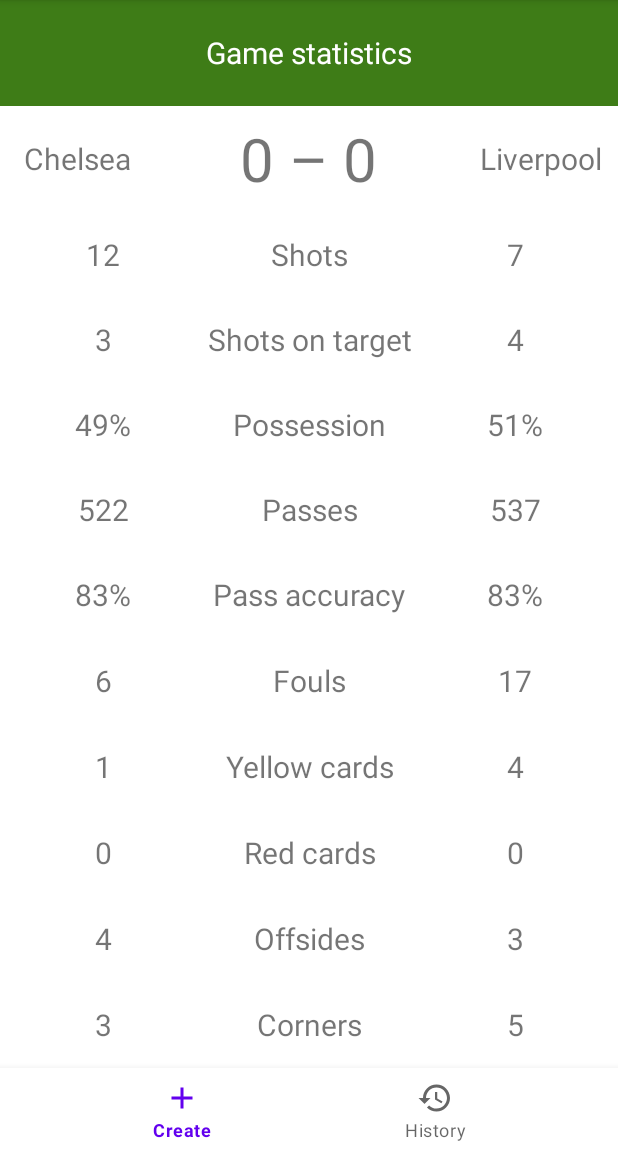
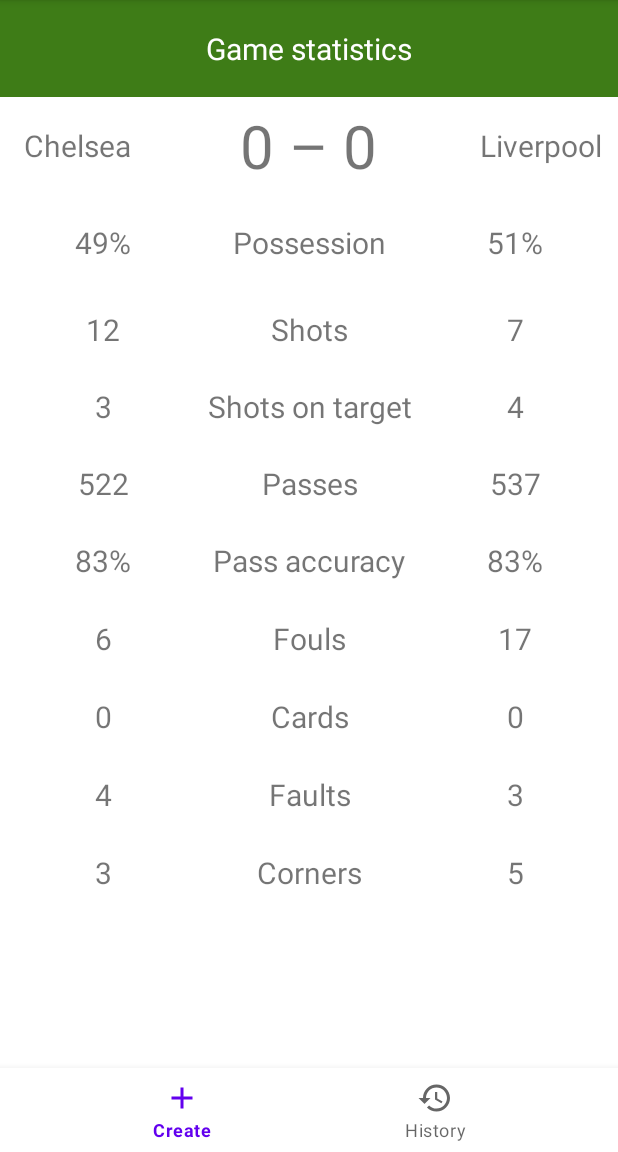
Before and after one commit to AntoninLmp/Football-Tracker, an Android app: the GameDetailsActivity screen opened directly, with no data from a screen before it, on a phone screen of 412 x 824 dp, the part 84-1236 px from its top. Run offline under Robolectric (Android 15) with nearby library versions, the phone set to English and light mode, and no system bars; Roboto replaces fonts that are not available here.

Commit message:
Transfer info Inside match details

```diff
--- a/app/src/main/java/fr/android/footballtracker/CustomAdapter.java
+++ b/app/src/main/java/fr/android/footballtracker/CustomAdapter.java
@@ -17,13 +17,14 @@ import java.util.logging.Handler;
 
 public class CustomAdapter extends RecyclerView.Adapter<CustomAdapter.MyViewHolder> {
     private Context context;
-    private ArrayList Team1, Team2, Score;
+    private ArrayList Team1, Team2, Score, id;
 
-    CustomAdapter(Context context, ArrayList Team1,ArrayList Team2, ArrayList Score){
+    CustomAdapter(Context context, ArrayList Team1,ArrayList Team2, ArrayList Score, ArrayList id){
         this.context = context;
         this.Team1 = Team1;
         this.Team2 = Team2;
         this.Score = Score;
+        this.id = id;
     }
     @NonNull
     @Override
@@ -40,6 +41,7 @@ public class CustomAdapter extends RecyclerView.Adapter<CustomAdapter.MyViewHold
         holder.Score.setText(String.valueOf(Score.get(position)));
         holder.mainLayout.setOnClickListener(view -> {
             Intent details = new Intent(context, GameDetailsActivity.class);
+            details.putExtra("id", String.valueOf(id.get(position)));
             context.startActivity(details);
         });
     }
--- a/app/src/main/java/fr/android/footballtracker/GameDetailsActivity.java
+++ b/app/src/main/java/fr/android/footballtracker/GameDetailsActivity.java
@@ -2,24 +2,58 @@ package fr.android.footballtracker;
 
 import android.annotation.SuppressLint;
 import android.content.Intent;
+import android.database.Cursor;
 import android.os.Bundle;
 import android.os.Handler;
+import android.widget.TextView;
+import android.widget.Toast;
 
 import androidx.appcompat.app.AppCompatActivity;
 
 import com.google.android.material.bottomnavigation.BottomNavigationView;
 
+import java.util.ArrayList;
+
 public class GameDetailsActivity extends AppCompatActivity {
 
     BottomNavigationView bottomNavigationView;
     Handler handler;
+    TextView name1, score, statPossession1, statShot1, statShotOnTarget1, statPasses1, statCards1, statFault1, statCorner1;
+    TextView name2, statPossession2, statShot2, statShotOnTarget2, statPasses2, statCards2, statFault2, statCorner2;
+    MyDataBaseHelper myDB;
+    private String idMatch;
     @SuppressLint("MissingInflatedId")
     @Override
     protected void onCreate(Bundle savedInstanceState) {
         super.onCreate(savedInstanceState);
         setContentView(R.layout.activity_game_details);
         bottomNavigationView = findViewById(R.id.bottomNavMenu);
+        score = findViewById(R.id.scoreMatch);
+
+        // First Team
+        name1 = findViewById(R.id.name1);
+        statPossession1 = findViewById(R.id.statPossession1);
+        statShot1 = findViewById(R.id.statShots1);
+        statShotOnTarget1 = findViewById(R.id.statShotOnTarget1);
+        statPasses1 = findViewById(R.id.statPasses1);
+        statCards1 = findViewById(R.id.statCards1);
+        statFault1 = findViewById(R.id.statFault1);
+        statCorner1 = findViewById(R.id.statCorner1);
+
+        // Second Team
+        name2 = findViewById(R.id.name2);
+        statPossession2 = findViewById(R.id.statPossession2);
+        statShot2 = findViewById(R.id.statShots2);
+        statShotOnTarget2 = findViewById(R.id.statShotOnTarget2);
+        statPasses2 = findViewById(R.id.statPasses2);
+        statCards2 = findViewById(R.id.statCards2);
+        statFault2 = findViewById(R.id.statFault2);
+        statCorner2 = findViewById(R.id.statCorner2);
+
+
         handler = new Handler();
+
+        myDB = new MyDataBaseHelper(GameDetailsActivity.this);
 
         bottomNavigationView.setOnItemSelectedListener(item -> {
             int id = item.getItemId();
@@ -36,5 +70,45 @@ public class GameDetailsActivity extends AppCompatActivity {
             }
             return true;
         });
+        getIntentData();
+    }
+
+    void getIntentData(){
+        if(getIntent().hasExtra("id")){
+            idMatch = getIntent().getStringExtra("id");
+            storeDataInArray(idMatch);
+        }else{
+            Toast.makeText(this, "No data", Toast.LENGTH_SHORT).show();
+        }
+    }
+    void storeDataInArray (String id){
+        // Get all row store in our table matchs
+        Cursor cursor = myDB.readMatchId(id);
+        if (cursor.getCount() == 0){
+            Toast.makeText(this, "No data", Toast.LENGTH_SHORT).show();
+        }else{
+            // We get juste the important informations
+            while(cursor.moveToNext()){
+                score.setText(cursor.getString(2) + "-" +cursor.getString(12));
+
+                name1.setText(cursor.getString(1));
+                statPossession1.setText(cursor.getString(3));
+                statShot1.setText(cursor.getString(4));
+                statShotOnTarget1.setText(cursor.getString(5));
+                statPasses1.setText(cursor.getString(6));
+                statCards1.setText(cursor.getString(7));
+                statFault1.setText(cursor.getString(9));
+                statCorner1.setText(cursor.getString(10));
+
+                name2.setText(cursor.getString(11));
+                statPossession2.setText(cursor.getString(13));
+                statShot2.setText(cursor.getString(14));
+                statShotOnTarget2.setText(cursor.getString(15));
+                statPasses2.setText(cursor.getString(16));
+                statCards2.setText(cursor.getString(17));
+                statFault2.setText(cursor.getString(19));
+                statCorner2.setText(cursor.getString(20));
+            }
+        }
     }
 }
--- a/app/src/main/java/fr/android/footballtracker/History.java
+++ b/app/src/main/java/fr/android/footballtracker/History.java
@@ -24,7 +24,7 @@ public class History extends AppCompatActivity {
     BottomNavigationView bottomNavigationView;
     Handler handler;
     MyDataBaseHelper myDB;
-    ArrayList teamName1, teamName2, score;
+    ArrayList teamName1, teamName2, score, id;
     CustomAdapter customAdapter;
     @Override
     protected void onCreate(Bundle savedInstanceState) {
@@ -40,6 +40,7 @@ public class History extends AppCompatActivity {
         teamName1 = new ArrayList();
         teamName2 = new ArrayList();
         score = new ArrayList();
+        id = new ArrayList();
 
         // Navigation Menu
         bottomNavigationView.setOnItemSelectedListener(item -> {
@@ -54,7 +55,7 @@ public class History extends AppCompatActivity {
         });
 
         storeDataInArray();
-        customAdapter = new CustomAdapter(History.this, teamName1, teamName2,score);
+        customAdapter = new CustomAdapter(History.this, teamName1, teamName2, score, id);
         recyclerView.setAdapter(customAdapter);
         recyclerView.setLayoutManager(new LinearLayoutManager(History.this));
     }
@@ -66,6 +67,7 @@ public class History extends AppCompatActivity {
         }else{
             // We get juste the important informations
             while(cursor.moveToNext()){
+                id.add(cursor.getString(0));
                 teamName1.add(cursor.getString(1));
                 teamName2.add(cursor.getString(11));
                 score.add(cursor.getString(2) + "-"+cursor.getString(12));
--- a/app/src/main/res/layout/activity_game_details.xml
+++ b/app/src/main/res/layout/activity_game_details.xml
@@ -32,6 +32,7 @@
         android:orientation="horizontal">
 
         <TextView
+            android:id="@+id/name1"
             android:layout_width="0dp"
             android:layout_height="match_parent"
             android:layout_weight="0.25"
@@ -40,6 +41,7 @@
             android:textSize="20sp" />
 
         <TextView
+            android:id="@+id/scoreMatch"
             android:layout_width="0dp"
             android:layout_height="match_parent"
             android:layout_weight="0.5"
@@ -48,11 +50,45 @@
             android:textSize="40sp" />
 
         <TextView
+            android:id="@+id/name2"
             android:layout_width="0dp"
             android:layout_height="match_parent"
             android:layout_weight="0.25"
             android:gravity="center"
             android:text="@string/team2"
+            android:textSize="20sp" />
+
+    </LinearLayout>
+    <LinearLayout
+        android:layout_width="match_parent"
+        android:layout_height="0dp"
+        android:layout_weight="0.1"
+        android:orientation="horizontal">
+
+        <TextView
+            android:id="@+id/statPossession1"
+            android:layout_width="0dp"
+            android:layout_height="match_parent"
+            android:layout_weight="0.33"
+            android:gravity="center"
+            android:text="@string/team1_possession"
+            android:textSize="20sp" />
+
+        <TextView
+            android:layout_width="0dp"
+            android:layout_height="match_parent"
+            android:layout_weight="0.33"
+            android:gravity="center"
+            android:text="@string/possession"
+            android:textSize="20sp" />
+
+        <TextView
+            android:id="@+id/statPossession2"
+            android:layout_width="0dp"
+            android:layout_height="match_parent"
+            android:layout_weight="0.33"
+            android:gravity="center"
+            android:text="@string/team2_possession"
             android:textSize="20sp" />
 
     </LinearLayout>
@@ -71,6 +107,7 @@
             android:orientation="horizontal">
 
             <TextView
+                android:id="@+id/statShots1"
                 android:layout_width="0dp"
                 android:layout_height="match_parent"
                 android:layout_weight="0.33"
@@ -87,6 +124,7 @@
                 android:textSize="20sp" />
 
             <TextView
+                android:id="@+id/statShots2"
                 android:layout_width="0dp"
                 android:layout_height="match_parent"
                 android:layout_weight="0.33"
@@ -103,6 +141,7 @@
             android:orientation="horizontal">
 
             <TextView
+                android:id="@+id/statShotOnTarget1"
                 android:layout_width="0dp"
                 android:layout_height="match_parent"
                 android:layout_weight="0.33"
@@ -119,6 +158,7 @@
                 android:textSize="20sp" />
 
             <TextView
+                android:id="@+id/statShotOnTarget2"
                 android:layout_width="0dp"
                 android:layout_height="match_parent"
                 android:layout_weight="0.33"
@@ -128,37 +168,7 @@
 
         </LinearLayout>
 
-        <LinearLayout
-            android:layout_width="match_parent"
-            android:layout_height="0dp"
-            android:layout_weight="0.1"
-            android:orientation="horizontal">
 
-            <TextView
-                android:layout_width="0dp"
-                android:layout_height="match_parent"
-                android:layout_weight="0.33"
-                android:gravity="center"
-                android:text="@string/team1_possession"
-                android:textSize="20sp" />
-
-            <TextView
-                android:layout_width="0dp"
-                android:layout_height="match_parent"
-                android:layout_weight="0.33"
-                android:gravity="center"
-                android:text="@string/possession"
-                android:textSize="20sp" />
-
-            <TextView
-                android:layout_width="0dp"
-                android:layout_height="match_parent"
-                android:layout_weight="0.33"
-                android:gravity="center"
-                android:text="@string/team2_possession"
-                android:textSize="20sp" />
-
-        </LinearLayout>
 
         <LinearLayout
             android:layout_width="match_parent"
@@ -167,6 +177,7 @@
             android:orientation="horizontal">
 
             <TextView
+                android:id="@+id/statPasses1"
                 android:layout_width="0dp"
                 android:layout_height="match_parent"
                 android:layout_weight="0.33"
@@ -183,6 +194,7 @@
                 android:textSize="20sp" />
 
             <TextView
+                android:id="@+id/statPasses2"
                 android:layout_width="0dp"
                 android:layout_height="match_parent"
                 android:layout_weight="0.33"
@@ -263,38 +275,7 @@
             android:orientation="horizontal">
 
             <TextView
-                android:layout_width="0dp"
-                android:layout_height="match_parent"
-                android:layout_weight="0.33"
-                android:gravity="center"
-                android:text="@string/team1_yellow_cards"
-                android:textSize="20sp" />
-
-            <TextView
-                android:layout_width="0dp"
-                android:layout_height="match_parent"
-                android:layout_weight="0.33"
-                android:gravity="center"
-                android:text="@string/yellow_cards"
-                android:textSize="20sp" />
-
-            <TextView
-                android:layout_width="0dp"
-                android:layout_height="match_parent"
-                android:layout_weight="0.33"
-                android:gravity="center"
-                android:text="@string/team2_yellow_cards"
-                android:textSize="20sp" />
-
-        </LinearLayout>
-
-        <LinearLayout
-            android:layout_width="match_parent"
-            android:layout_height="0dp"
-            android:layout_weight="0.1"
-            android:orientation="horizontal">
-
-            <TextView
+                android:id="@+id/statCards1"
                 android:layout_width="0dp"
                 android:layout_height="match_parent"
                 android:layout_weight="0.33"
@@ -307,10 +288,11 @@
                 android:layout_height="match_parent"
                 android:layout_weight="0.33"
                 android:gravity="center"
-                android:text="@string/red_cards"
+                android:text="@string/cards"
                 android:textSize="20sp" />
 
             <TextView
+                android:id="@+id/statCards2"
                 android:layout_width="0dp"
                 android:layout_height="match_parent"
                 android:layout_weight="0.33"
@@ -327,6 +309,7 @@
             android:orientation="horizontal">
 
             <TextView
+                android:id="@+id/statFault1"
                 android:layout_width="0dp"
                 android:layout_height="match_parent"
                 android:layout_weight="0.33"
@@ -339,10 +322,11 @@
                 android:layout_height="match_parent"
                 android:layout_weight="0.33"
                 android:gravity="center"
-                android:text="@string/offsides"
+                android:text="@string/faults"
                 android:textSize="20sp" />
 
             <TextView
+                android:id="@+id/statFault2"
                 android:layout_width="0dp"
                 android:layout_height="match_parent"
                 android:layout_weight="0.33"
@@ -359,6 +343,7 @@
             android:orientation="horizontal">
 
             <TextView
+                android:id="@+id/statCorner1"
                 android:layout_width="0dp"
                 android:layout_height="match_parent"
                 android:layout_weight="0.33"
@@ -375,6 +360,7 @@
                 android:textSize="20sp" />
 
             <TextView
+                android:id="@+id/statCorner2"
                 android:layout_width="0dp"
                 android:layout_height="match_parent"
                 android:layout_weight="0.33"
```
Also changed, not shown: app/src/main/java/fr/android/footballtracker/MyDataBaseHelper.java (+10 -0 lines).
